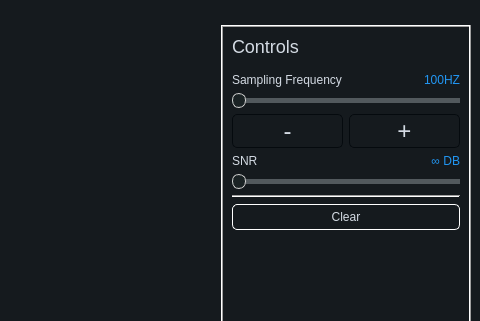
Qt form views/mainwindow.ui (omarmohhameed29/sampling-theory-studio) before a commit; both pictures show x 320 to 800 and y 0 to 321 of the 800 by 600 pixel window.
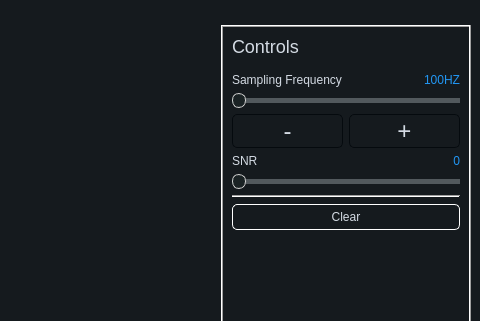
The same form after that commit. Custom widgets are drawn as their Qt base class.

Commit message: Update UI for SNR slider

```diff
--- a/views/mainwindow.ui
+++ b/views/mainwindow.ui
@@ -681,7 +681,7 @@
 color:  #2196F3;</string>
            </property>
            <property name="text">
-            <string>∞ DB</string>
+            <string>0</string>
            </property>
            <property name="alignment">
             <set>Qt::AlignRight|Qt::AlignTrailing|Qt::AlignVCenter</set>
```
Left out of the diff: 2 changed lines with no effect on the pictures. The commit also changes 1 other file.
